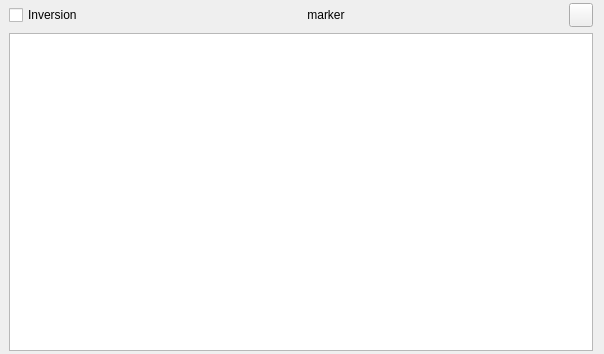
Qt form viewer/viewer.ui (verbkinm/WTF_Viewer) before a commit.
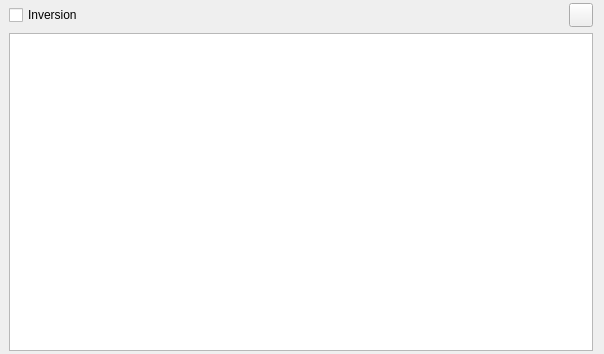
The same form after that commit.

Commit message: 0.9.8.5 1. устранены мелкие несоответствия логики графического интерфейса, такие как: невозможность отключение панели "pix & filter panel", если , в данный момент, открыт файл CLOG типа; невозможность открытия файлов данного типа, если такая панель скрыта и т.п. 2. Добавлены "маркеры" информирующие о тех или иных настройках, непосредственно влияющих на содержимое массива и его отрисовку

The edit to the form file:
```diff
--- a/viewer/viewer.ui
+++ b/viewer/viewer.ui
@@ -43,8 +43,11 @@
      </item>
      <item>
       <widget class="QLabel" name="marker_label">
+       <property name="styleSheet">
+        <string notr="true">color: rgb(255, 0, 0);</string>
+       </property>
        <property name="text">
-        <string>marker</string>
+        <string/>
        </property>
        <property name="alignment">
         <set>Qt::AlignCenter</set>
```
The commit also changes 7 other files.
